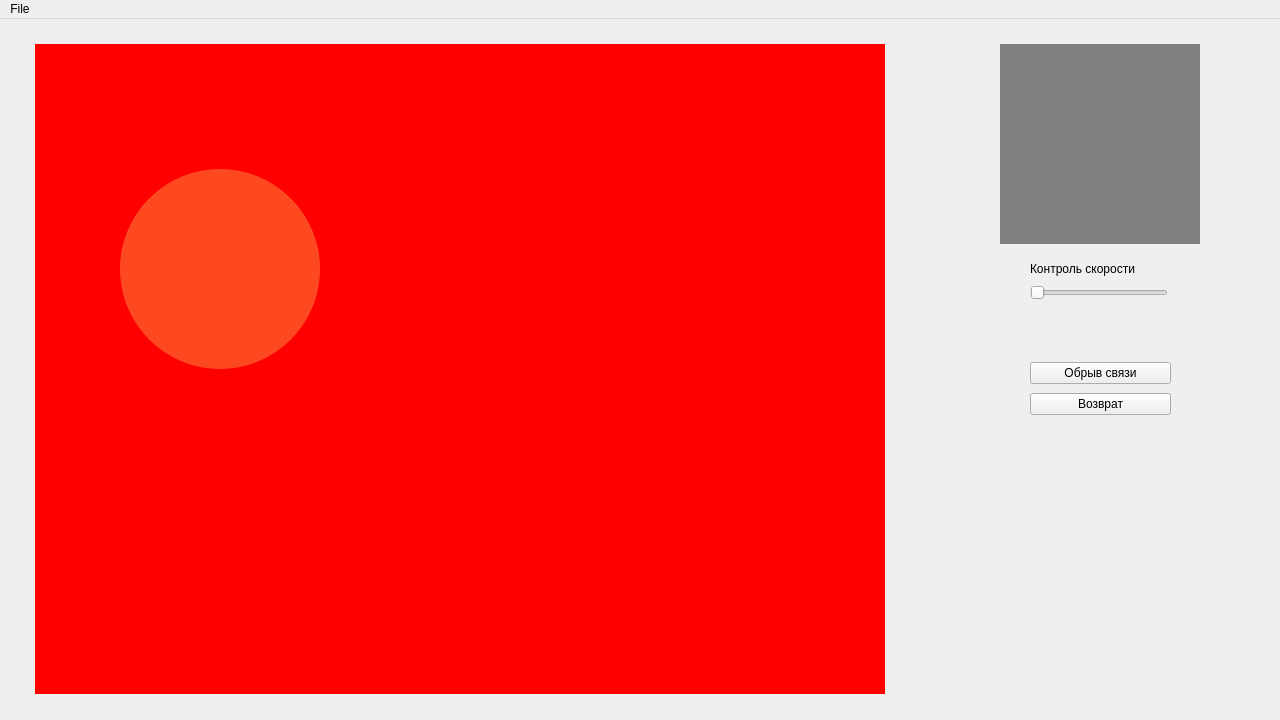
This is test-project/simulate/form.ui in RuMax21/simulate_dron as Qt 5 draws it before an edit. The edited form follows.
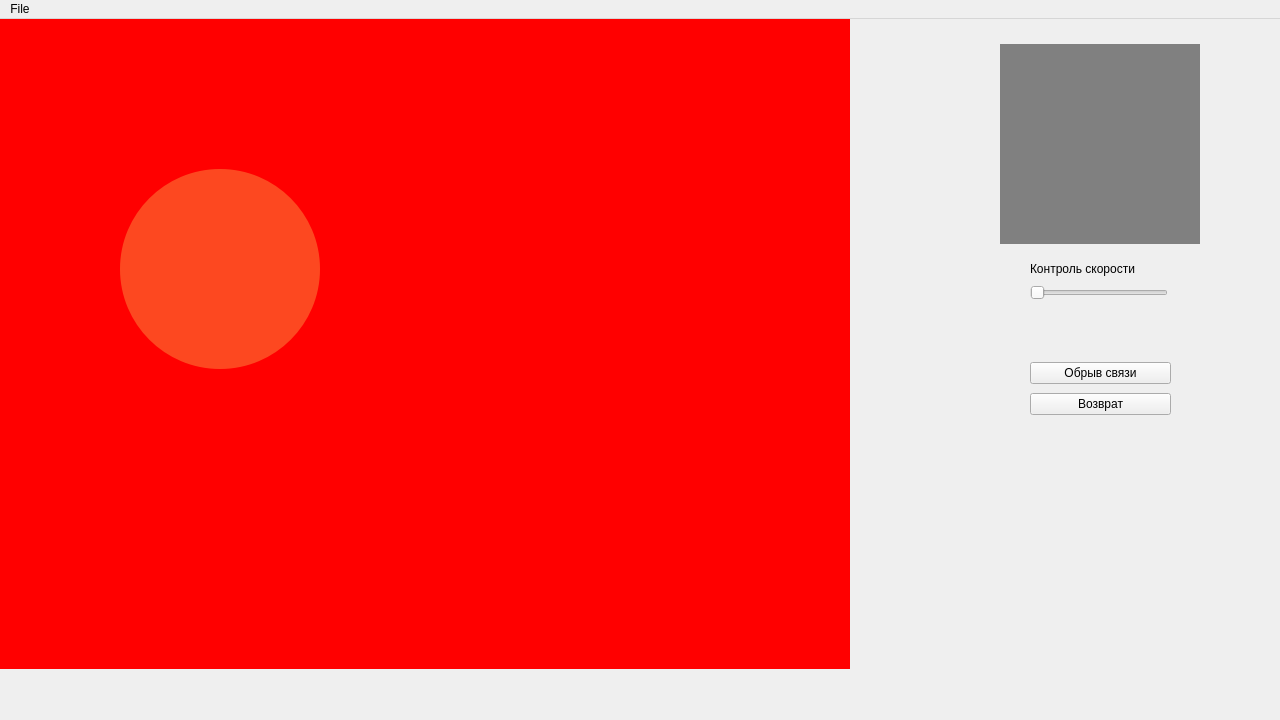
This is the edited form.

The edit to the form file:
```diff
--- a/test-project/simulate/form.ui
+++ b/test-project/simulate/form.ui
@@ -31,8 +31,8 @@
    <widget class="QLabel" name="map">
     <property name="geometry">
      <rect>
-      <x>35</x>
-      <y>25</y>
+      <x>0</x>
+      <y>0</y>
       <width>850</width>
       <height>650</height>
      </rect>
```
Left out of the diff: 3 changed lines with no effect on the pictures.
